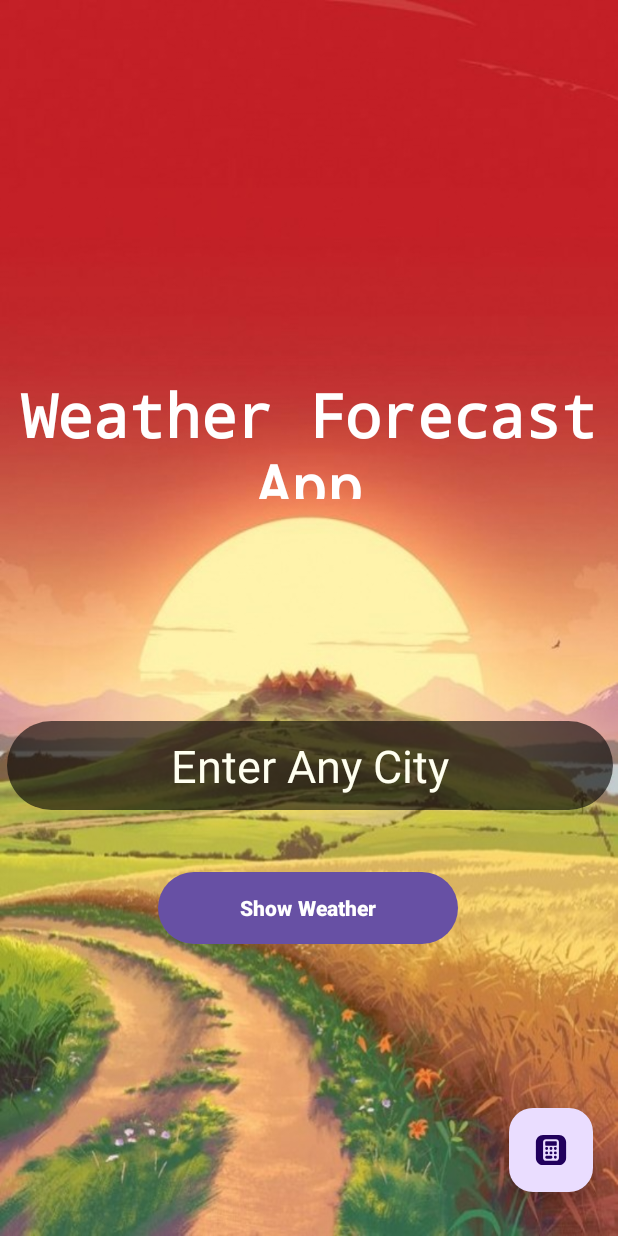
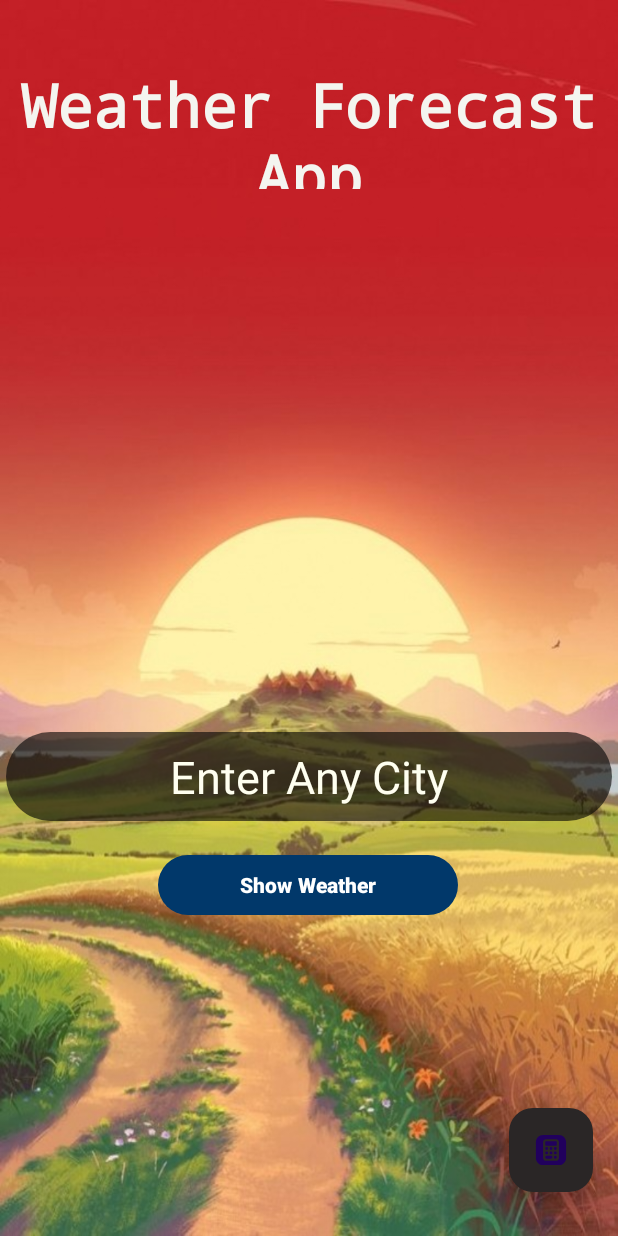
Before and after one commit to ETK486/AndroidProject, an Android app: the screen it shows after launch (MainActivity), on a phone screen of 412 x 824 dp. Run offline under Robolectric (Android 15) with nearby library versions, the phone set to English and light mode, and no system bars.

Commit message:
Some Color Changes

```diff
--- a/WeatherForecast/app/src/main/AndroidManifest.xml
+++ b/WeatherForecast/app/src/main/AndroidManifest.xml
@@ -13,7 +13,7 @@
         android:label="@string/app_name"
         android:roundIcon="@mipmap/ic_launcher_round"
         android:supportsRtl="true"
-        android:theme="@style/Theme.WeatherForecast"
+        android:theme="@style/Base.Theme.WeatherForecast"
         tools:targetApi="31"
         android:usesCleartextTraffic="true">
         <activity
--- a/WeatherForecast/app/src/main/java/com/example/weatherforecast/MainActivity.java
+++ b/WeatherForecast/app/src/main/java/com/example/weatherforecast/MainActivity.java
@@ -3,6 +3,7 @@ package com.example.weatherforecast;
 import android.app.NotificationChannel;
 import android.app.NotificationManager;
 import android.content.Intent;
+import android.content.res.ColorStateList;
 import android.graphics.Color;
 import android.graphics.RenderNode;
 import android.os.Build;
@@ -44,6 +45,11 @@ public class MainActivity extends AppCompatActivity {
         calculate=findViewById(R.id.calcbutton);
         act1=findViewById(R.id.main1);
         title=findViewById(R.id.textView);
+        int seaform=Color.parseColor("#66D6A6");
+        int blackcow=Color.parseColor("#343480");
+        int marine=Color.parseColor("#01386A");
+        int bwhite=Color.parseColor("#F4F5F0");
+        int mblack=Color.parseColor("#2A2626");
         Calendar calendar = Calendar.getInstance();
         int hour = calendar.get(Calendar.HOUR_OF_DAY);
         ViewCompat.setOnApplyWindowInsetsListener(findViewById(R.id.main1), (v, insets) -> {
@@ -52,10 +58,15 @@ public class MainActivity extends AppCompatActivity {
             return insets;
         });
         if (hour>6&&hour<=18){
+            search.setBackgroundTintList(ColorStateList.valueOf(marine));
             act1.setBackgroundResource(R.drawable.day);
-            title.setTextColor(Color.WHITE);
+            search.setTextColor(Color.WHITE);
+            title.setTextColor(ColorStateList.valueOf(bwhite));
+            calculate.setBackgroundTintList(ColorStateList.valueOf(mblack));
         }else {
             act1.setBackgroundResource(R.drawable.night);
+            search.setBackgroundTintList(ColorStateList.valueOf(seaform));
+            calculate.setBackgroundTintList(ColorStateList.valueOf(blackcow));
         }
         search.setOnClickListener(new View.OnClickListener() {
             @Override
--- a/WeatherForecast/app/src/main/java/com/example/weatherforecast/MainActivity2.java
+++ b/WeatherForecast/app/src/main/java/com/example/weatherforecast/MainActivity2.java
@@ -6,6 +6,8 @@ import com.android.volley.Response;
 import com.android.volley.VolleyError;
 import com.android.volley.toolbox.StringRequest;
 import com.android.volley.toolbox.Volley;
+
+import java.text.SimpleDateFormat;
 import java.util.Calendar;
 import android.content.Intent;
 import android.content.res.ColorStateList;
@@ -24,6 +26,8 @@ import org.json.JSONArray;
 import org.json.JSONObject;
 
 import java.text.DecimalFormat;
+import java.util.Date;
+import java.util.Locale;
 
 public class MainActivity2 extends AppCompatActivity {
 
@@ -44,17 +48,19 @@ public class MainActivity2 extends AppCompatActivity {
         act=findViewById(R.id.main2);
         Calendar calendar = Calendar.getInstance();
         int hour = calendar.get(Calendar.HOUR_OF_DAY);
-        if (hour>6&&hour<=18){
+        if (hour > 6 && hour <= 18) {
+            Log.d("datework", String.valueOf(hour));
             act.setBackgroundResource(R.drawable.day);
             int blacktinted = Color.parseColor("#80000000");
             tview.setTextColor(Color.WHITE);
             tview.setBackgroundTintList(ColorStateList.valueOf(blacktinted));
-        }else {
+        } else {
             act.setBackgroundResource(R.drawable.night);
             tview.setTextColor(Color.BLACK);
-            int whitetinted=Color.parseColor("#80FFFFFF");
+            int whitetinted = Color.parseColor("#80FFFFFF");
             tview.setBackgroundTintList(ColorStateList.valueOf(whitetinted));
         }
+
         // Set a click listener on the back button to navigate back to MainActivity
         back.setOnClickListener(new View.OnClickListener() {
             @Override
--- a/WeatherForecast/app/src/main/res/layout/activity_main.xml
+++ b/WeatherForecast/app/src/main/res/layout/activity_main.xml
@@ -12,7 +12,6 @@
         android:id="@+id/textView"
         android:layout_width="match_parent"
         android:layout_height="83dp"
-        android:layerType="hardware"
         android:layout_alignParentStart="true"
         android:layout_alignParentTop="true"
         android:layout_alignParentEnd="true"
@@ -21,6 +20,7 @@
         android:fontFamily="monospace"
         android:gravity="center"
         android:hapticFeedbackEnabled="true"
+        android:layerType="hardware"
         android:text="Weather Forecast App"
         android:textSize="40sp"
         android:textStyle="bold"
@@ -30,50 +30,9 @@
         app:layout_constraintHorizontal_bias="0.0"
         app:layout_constraintStart_toStartOf="parent"
         app:layout_constraintTop_toTopOf="parent"
-        app:layout_constraintVertical_bias="0.337" />
+        app:layout_constraintVertical_bias="0.058" />
 
-    <Button
-        android:id="@+id/button"
-        android:layout_width="200dp"
-        android:layout_height="wrap_content"
-        android:layout_alignParentStart="true"
-        android:layout_alignParentTop="true"
-        android:layout_alignParentEnd="true"
-        android:layout_alignParentBottom="true"
-        android:background="@drawable/roundedcorner"
-        android:text="Show Weather"
-        android:textStyle="bold"
-        app:layout_constraintBottom_toBottomOf="parent"
-        app:layout_constraintEnd_toEndOf="parent"
-        app:layout_constraintHorizontal_bias="0.497"
-        app:layout_constraintStart_toStartOf="parent"
-        app:layout_constraintTop_toTopOf="parent"
-        app:layout_constraintVertical_bias="0.749" />
-
-    <EditText
-        android:id="@+id/editTextText"
-        android:layout_width="404dp"
-        android:layout_height="59dp"
-        android:layout_alignParentStart="true"
-        android:layout_alignParentTop="true"
-        android:layerType="hardware"
-        android:layout_alignParentEnd="true"
-        android:layout_alignParentBottom="true"
-        android:background="@drawable/roundedcorner"
-        android:backgroundTint="#99000000"
-        android:gravity="center"
-        android:hint="Enter Any City"
-        android:inputType="text"
-        android:textColorHint="@color/ivory"
-        android:textSize="30sp"
-        app:layout_constraintBottom_toBottomOf="parent"
-        app:layout_constraintEnd_toEndOf="parent"
-        app:layout_constraintHorizontal_bias="0.578"
-        app:layout_constraintStart_toStartOf="parent"
-        app:layout_constraintTop_toTopOf="parent"
-        app:layout_constraintVertical_bias="0.629" />
-
-<!--    <ImageView-->
+    <!--    <ImageView-->
 <!--        android:id="@+id/imageView4"-->
 <!--        android:layout_width="493dp"-->
 <!--        android:layout_height="340dp"-->
@@ -84,6 +43,46 @@
 <!--        app:layout_constraintTop_toTopOf="parent"-->
 <!--        app:layout_constraintVertical_bias="0.04"-->
 <!--        app:srcCompat="@drawable/weather" />-->
+
+    <Button
+        android:id="@+id/button"
+        android:layout_width="200dp"
+        android:layout_height="wrap_content"
+        android:layout_alignParentStart="true"
+        android:layout_alignParentTop="true"
+        android:layout_alignParentEnd="true"
+        android:layout_alignParentBottom="true"
+        android:text="@string/show_weather"
+        android:textStyle="bold"
+        app:layout_constraintBottom_toBottomOf="parent"
+        app:layout_constraintEnd_toEndOf="parent"
+        app:layout_constraintHorizontal_bias="0.497"
+        app:layout_constraintStart_toStartOf="parent"
+        app:layout_constraintTop_toTopOf="parent"
+        app:layout_constraintVertical_bias="0.729" />
+
+    <EditText
+        android:id="@+id/editTextText"
+        android:layout_width="404dp"
+        android:layout_height="59dp"
+        android:layout_alignParentStart="true"
+        android:layout_alignParentTop="true"
+        android:layout_alignParentEnd="true"
+        android:layout_alignParentBottom="true"
+        android:background="@drawable/roundedcorner"
+        android:backgroundTint="#99000000"
+        android:gravity="center"
+        android:hint="Enter Any City"
+        android:inputType="text"
+        android:layerType="hardware"
+        android:textColorHint="@color/ivory"
+        android:textSize="30sp"
+        app:layout_constraintBottom_toBottomOf="parent"
+        app:layout_constraintEnd_toEndOf="parent"
+        app:layout_constraintHorizontal_bias="0.494"
+        app:layout_constraintStart_toStartOf="parent"
+        app:layout_constraintTop_toTopOf="parent"
+        app:layout_constraintVertical_bias="0.638" />
 
     <com.google.android.material.floatingactionbutton.FloatingActionButton
         android:id="@+id/calcbutton"
--- a/WeatherForecast/app/src/main/res/values/strings.xml
+++ b/WeatherForecast/app/src/main/res/values/strings.xml
@@ -5,4 +5,5 @@
     <string name="hello_blank_fragment">Hello blank fragment</string>
     <string name="channel_name" />
     <string name="channel_description">\n</string>
+    <string name="show_weather">Show Weather</string>
 </resources>
```
